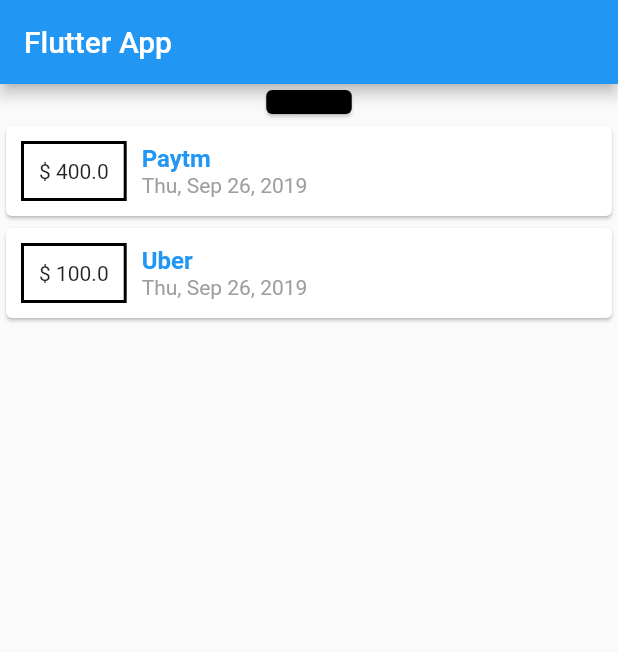
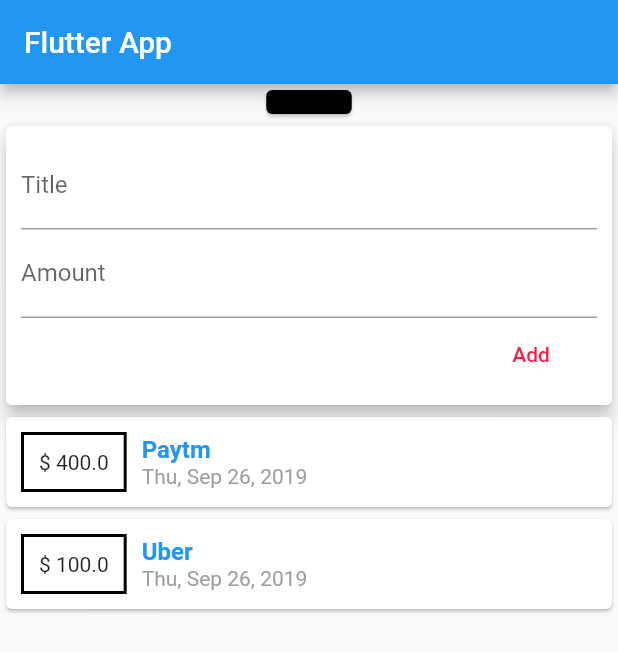
Before and after one commit to p-raj/flutter_expense_planner, a Flutter app: the screen it shows after launch, on a phone screen of 412 x 824 dp. Shown: the top 652 px of the screen. Run offline on Flutter 3.47's test engine with Material 2 defaults, Android fonts, the phone set to English and light mode, and no system bars.

Commit message:
working with user inputs

```diff
--- a/lib/main.dart
+++ b/lib/main.dart
@@ -25,6 +25,12 @@ class MyHomePage extends StatelessWidget {
     Transaction(id: '2', title: 'Uber', amount: 100.0, date: DateTime.now()),
   ];
 
+  // String titleInput;
+  // String amountImput;
+
+  final titleController = TextEditingController();
+  final amountController = TextEditingController();
+
   Widget build(BuildContext context) {
     return Scaffold(
       appBar: AppBar(
@@ -34,11 +40,42 @@ class MyHomePage extends StatelessWidget {
         child: Column(
           children: <Widget>[
             Container(
-
                 child: Card(
               color: Colors.black,
               child: Text('List of Tx'),
             )),
+            Card(
+              elevation: 5,
+              child: Container(
+                padding: EdgeInsets.all(10.0),
+                child: Column(
+                  crossAxisAlignment: CrossAxisAlignment.end,
+                  children: <Widget>[
+                    TextField(
+                      decoration: InputDecoration(
+                        labelText: 'Title',
+                      ),
+                      controller: titleController,
+                      onChanged: (v) {},
+                    ),
+                    TextField(
+                      decoration: InputDecoration(
+                        labelText: 'Amount',
+                      ),
+                      controller: amountController,
+                      onChanged: (v) {},
+                    ),
+                    FlatButton(
+                      child: Text('Add'),
+                      textColor: Colors.redAccent.shade400,
+                      onPressed: () {
+
+                      },
+                    )
+                  ],
+                ),
+              ),
+            ),
             Column(
                 children: txn.map((tx) {
               return TransactionCard(
```
